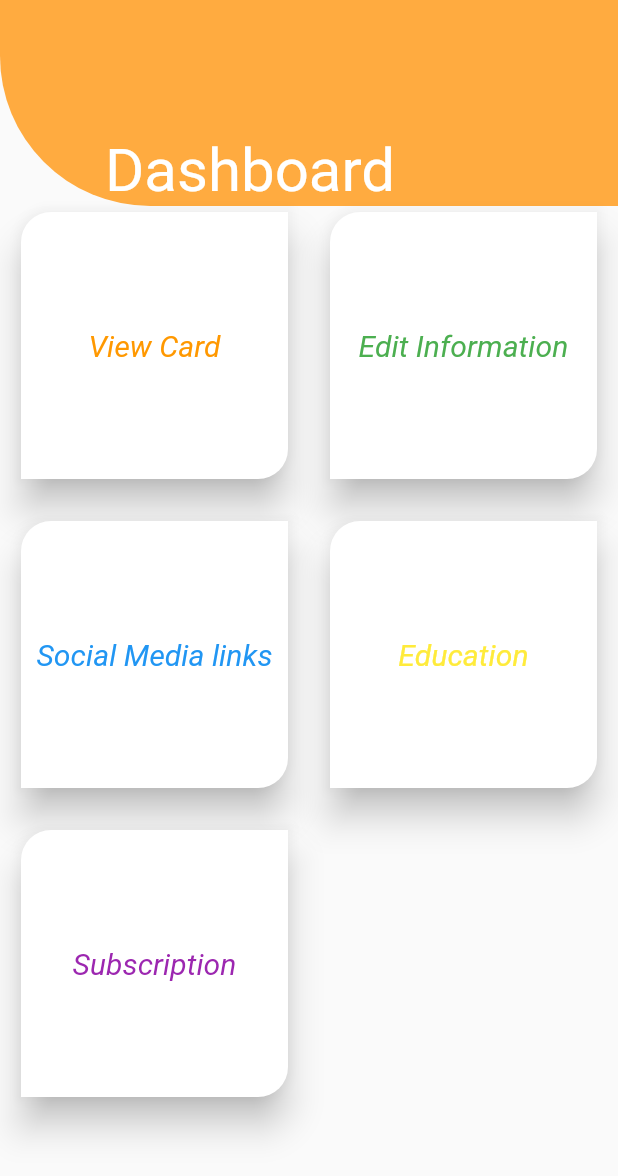
After one commit to Aamer-Ali/get_x_test_app, a Flutter app: the DashboardPage screen opened directly, on a phone screen of 412 x 824 dp. The commit adds this screen. Shown: the top 1176 px of the screen. Run offline on Flutter 3.47's test engine with Material 2 defaults, Android fonts, the phone set to English and light mode, and no system bars; our stand-ins replace get, image_picker, pdf.

Commit message:
Dashboard created.

```diff
--- a/lib/main.dart
+++ b/lib/main.dart
@@ -3,6 +3,7 @@ import 'package:get/get.dart';
 import 'package:get_x_test_app/controller/sidebar_controller.dart';
 import 'package:get_x_test_app/view/auth_forms/login_page.dart';
 import 'package:get_x_test_app/view/background.dart';
+import 'package:get_x_test_app/view/dashboard_page.dart';
 import 'package:get_x_test_app/view/pages/cart_page.dart';
 import 'package:get_x_test_app/view/pages/shopping_page.dart';
 
@@ -18,6 +19,7 @@ class MyApp extends StatelessWidget {
   Widget build(BuildContext context) {
     return GetMaterialApp(
       title: 'Flutter Demo',
+      // home: DashboardPage(),
       home: Stack(children: [
         Background(),
         LoginPage(),
--- /dev/null
+++ b/lib/view/dashboard_page.dart
@@ -0,0 +1,105 @@
+import 'package:flutter/material.dart';
+import 'package:get/get.dart';
+import 'package:get_x_test_app/view/card_preview_page.dart';
+import 'package:get_x_test_app/view/dashboard_grid.dart';
+
+class DashboardPage extends StatelessWidget {
+  @override
+  Widget build(BuildContext context) {
+    final screen_height = MediaQuery.of(context).size.height;
+    final screen_width = MediaQuery.of(context).size.width;
+
+    List<CardData> _listItems = [
+      CardData(1, "View Card", Colors.orange),
+      CardData(2, "Edit Information", Colors.green),
+      CardData(3, "Social Media links", Colors.blue),
+      CardData(4, "Education", Colors.yellow),
+      CardData(5, "Subscription", Colors.purple),
+    ];
+
+    return Scaffold(
+      body: Stack(
+        children: [
+          Container(
+            width: screen_width,
+            height: screen_height / 6,
+            decoration: BoxDecoration(
+              color: Colors.orangeAccent,
+              borderRadius: BorderRadius.only(
+                bottomLeft: Radius.circular(100),
+              ),
+            ),
+          ),
+          Positioned(
+            left: 70,
+            top: 90,
+            child: Text(
+              "Dashboard",
+              style: TextStyle(fontSize: 40, color: Colors.white),
+            ),
+          ),
+          Padding(
+            padding: const EdgeInsets.fromLTRB(10, 0, 10, 0),
+            child: Container(
+              margin: EdgeInsets.fromLTRB(0, screen_height / 6, 0, 0),
+              child: GridView.count(
+                mainAxisSpacing: 20,
+                crossAxisSpacing: 20,
+                crossAxisCount: 2,
+                children: _listItems
+                    .map(
+                      (item) => Card(
+                        shape: RoundedRectangleBorder(
+                          borderRadius: BorderRadius.only(
+                              bottomRight: Radius.circular(20),
+                              topLeft: Radius.circular(20)),
+                        ),
+                        elevation: 10,
+                        child: InkWell(
+                          onTap: () {
+                            if (item._id == 1) {
+                              Get.to(CardPreviewPage());
+                            }
+                          },
+                          splashColor: Colors.blue,
+                          child: Container(
+                            child: Center(
+                              // child: Column(
+                              //   children: [
+                              // Padding(
+                              //   padding: const EdgeInsets.all(20),
+                              //   child: Image(
+                              //     image: AssetImage('assets/avatar.png'),
+                              //   ),
+                              // ),
+                              child: Text(
+                                item._name,
+                                style: TextStyle(
+                                    fontSize: 20,
+                                    fontStyle: FontStyle.italic,
+                                    color: item._color),
+                              ),
+                              // ],
+                              // ),
+                            ),
+                          ),
+                        ),
+                      ),
+                    )
+                    .toList(),
+              ),
+            ),
+          )
+        ],
+      ),
+    );
+  }
+}
+
+class CardData {
+  int _id;
+  String _name;
+  MaterialColor _color;
+
+  CardData(this._id, this._name, this._color);
+}
--- a/lib/view/user_information_page.dart
+++ b/lib/view/user_information_page.dart
@@ -7,6 +7,7 @@ import 'package:get_x_test_app/controller/user_details_controller.dart';
 import 'package:get_x_test_app/view/card_preview_page.dart';
 import 'package:get_x_test_app/view/common/input_address_field.dart';
 import 'package:get_x_test_app/view/common/input_field.dart';
+import 'package:get_x_test_app/view/dashboard_page.dart';
 import 'package:image_picker/image_picker.dart';
 import 'package:path_provider/path_provider.dart';
 
@@ -103,7 +104,7 @@ class UserInformationPage extends StatelessWidget {
                   textColor: Colors.white,
                   onPressed: () {
                     if (_formKey.currentState.validate()) {
-                      Get.to(CardPreviewPage());
+                      Get.off(DashboardPage());
                       //   print('Form Filled');
                       // removeFolder();
                     }
```
Also changed, not shown: lib/view/auth_forms/login_page.dart (+5 -5 lines), lib/view/dashboard_grid.dart (added, +110 -0 lines), 1 other file.
